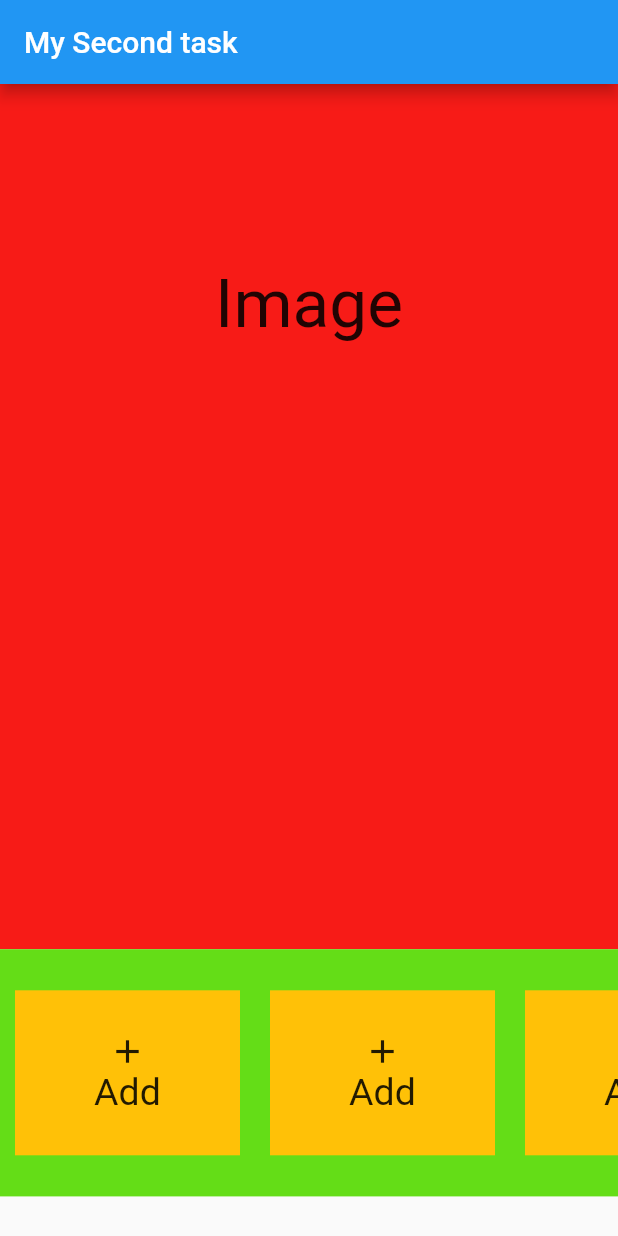
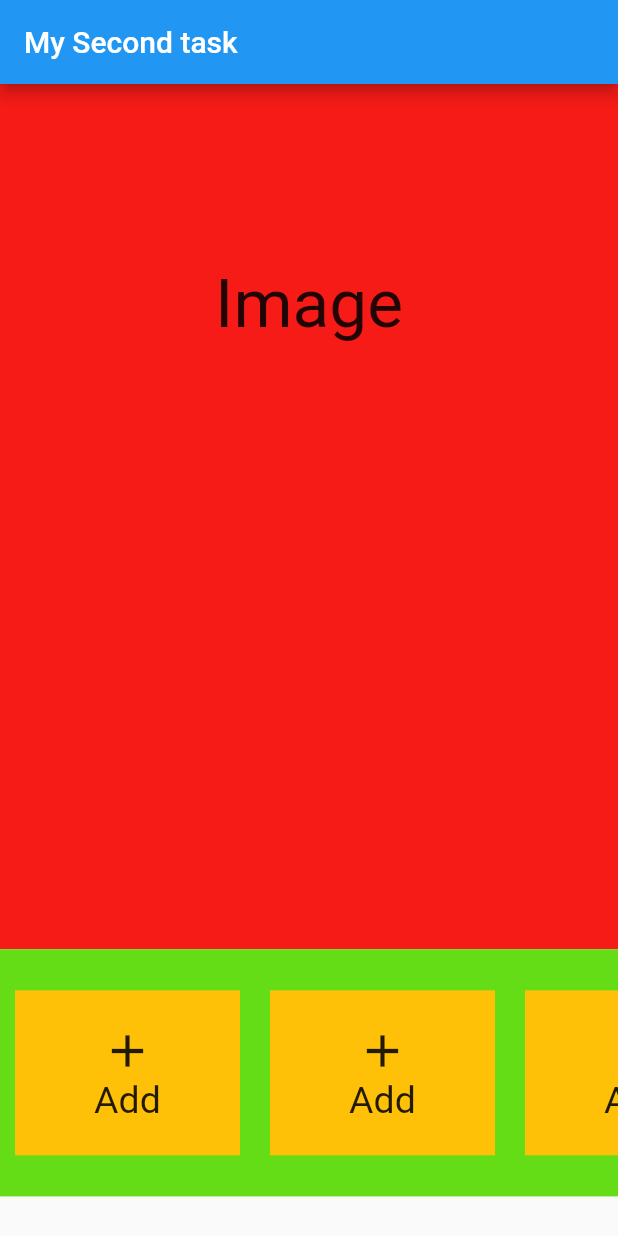
Before and after one commit to AliNurs/flutter_learn, a Flutter app: the screen it shows after launch, on a phone screen of 412 x 824 dp. Run offline on Flutter 3.47's test engine with Material 2 defaults, Android fonts, the phone set to English and light mode, and no system bars; Roboto replaces fonts that are missing (boorsok).

Commit message:
i have finished, can you checked

```diff
--- a/lib/main.dart
+++ b/lib/main.dart
@@ -13,8 +13,6 @@ class MyApp extends StatelessWidget {
           appBar: AppBar(
             title: Text("My Second task"),
           ),
-
-          // Пока что без видео, без Media Query, поэтому с размером можеть быть доработки но в моем т-фоне работает
           body: Column(
             children: [
               Container(
@@ -73,7 +71,7 @@ class RepeatScrolList extends StatelessWidget {
           children: const [
             Icon(
               Icons.add,
-              size: 26,
+              size: 36,
             ),
             Text(
               "Add",
```
Also changed, not shown: lib/PhotoScreen/PhotoScreen.jpg (added).
